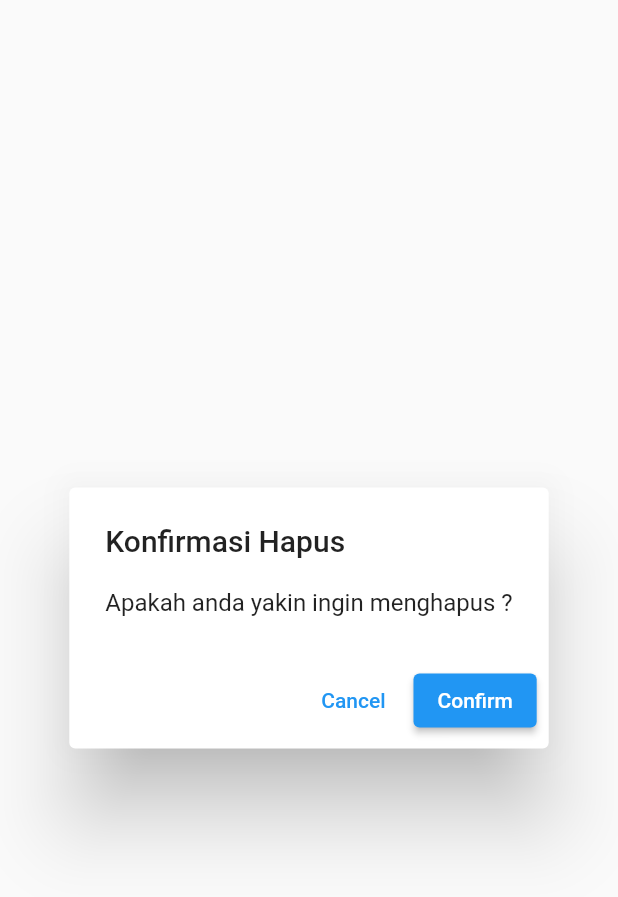
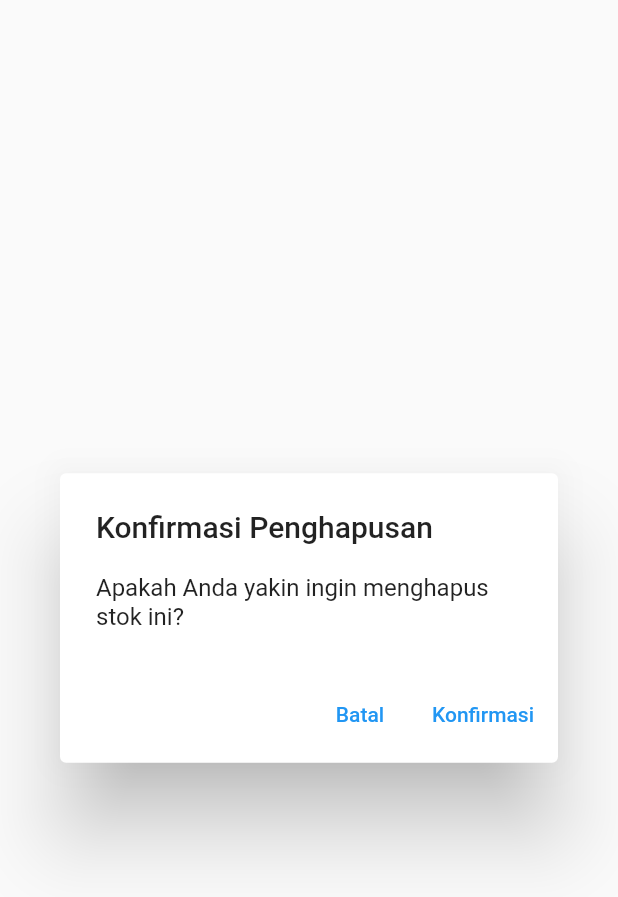
Before and after one commit to alvariezi/sales, a Flutter app: the DeleteRestock widget shown alone on an empty page, opened directly with empty values, on a phone screen of 412 x 824 dp. Shown: the top 897 px of the screen. Run offline on Flutter 3.47's test engine with Material 2 defaults, Android fonts, the phone set to English and light mode, and no system bars; our stand-ins replace shared_preferences; accounts and stored records are empty; network calls fail.

Commit message:
update method add restock

```diff
--- a/lib/components/delete_restock_produk.dart
+++ b/lib/components/delete_restock_produk.dart
@@ -13,25 +13,21 @@ class DeleteRestock extends StatelessWidget {
   @override
   Widget build(BuildContext context) {
     return AlertDialog(
-      title: const Text('Konfirmasi Hapus'),
-      content: Text('Apakah anda yakin ingin menghapus $kodeRestok?'),
+      title: const Text('Konfirmasi Penghapusan'),
+      content: const Text('Apakah Anda yakin ingin menghapus stok ini?'),
       actions: [
         TextButton(
           onPressed: () {
-            Navigator.pop(context); // Close the dialog
+            Navigator.of(context).pop();
           },
-          child: const Text('Cancel'),
+          child: const Text('Batal'),
         ),
-        ElevatedButton(
-          style: ElevatedButton.styleFrom(
-            backgroundColor: Colors.blue, // bg button
-            foregroundColor: Colors.white, // color text
-          ),
+        TextButton(
           onPressed: () {
             onConfirm();
             Navigator.of(context).pop();
           },
-          child: const Text('Confirm'),
+          child: const Text('Konfirmasi'),
         ),
       ],
     );
```
Also changed, not shown: lib/screens/add_stock.dart (+34 -9 lines), lib/screens/stock_history.dart (+56 -13 lines).
